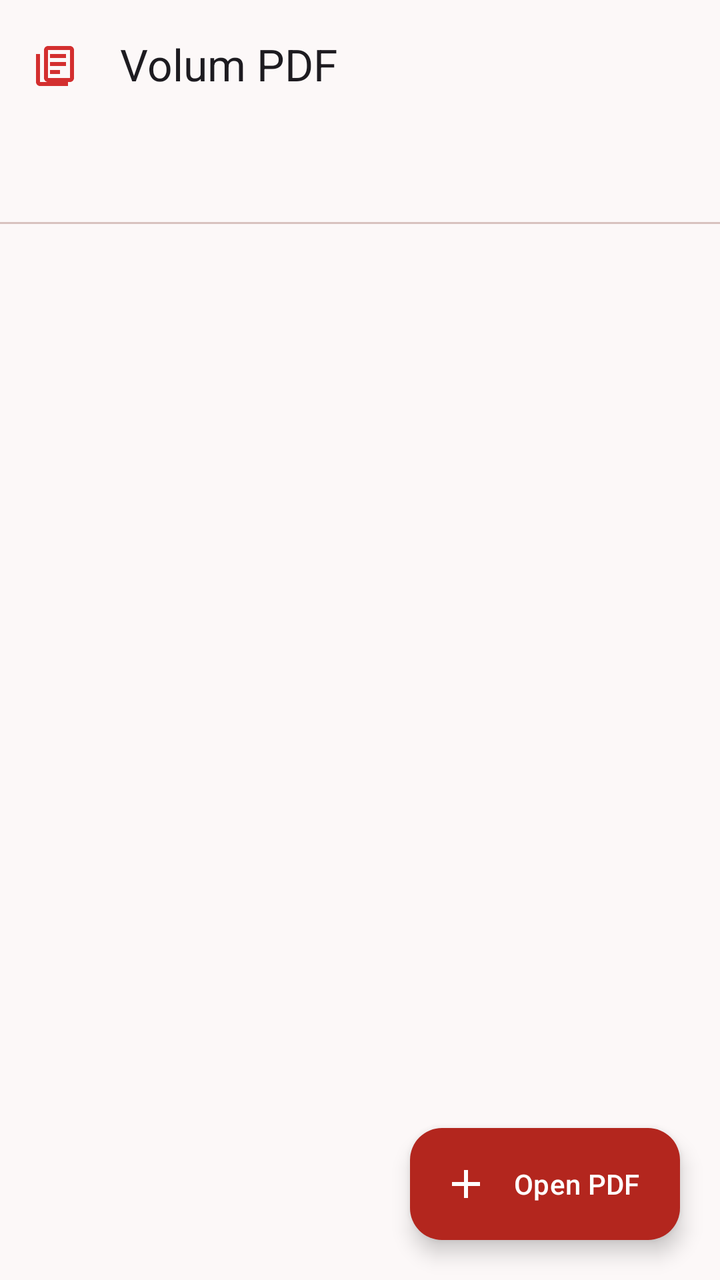
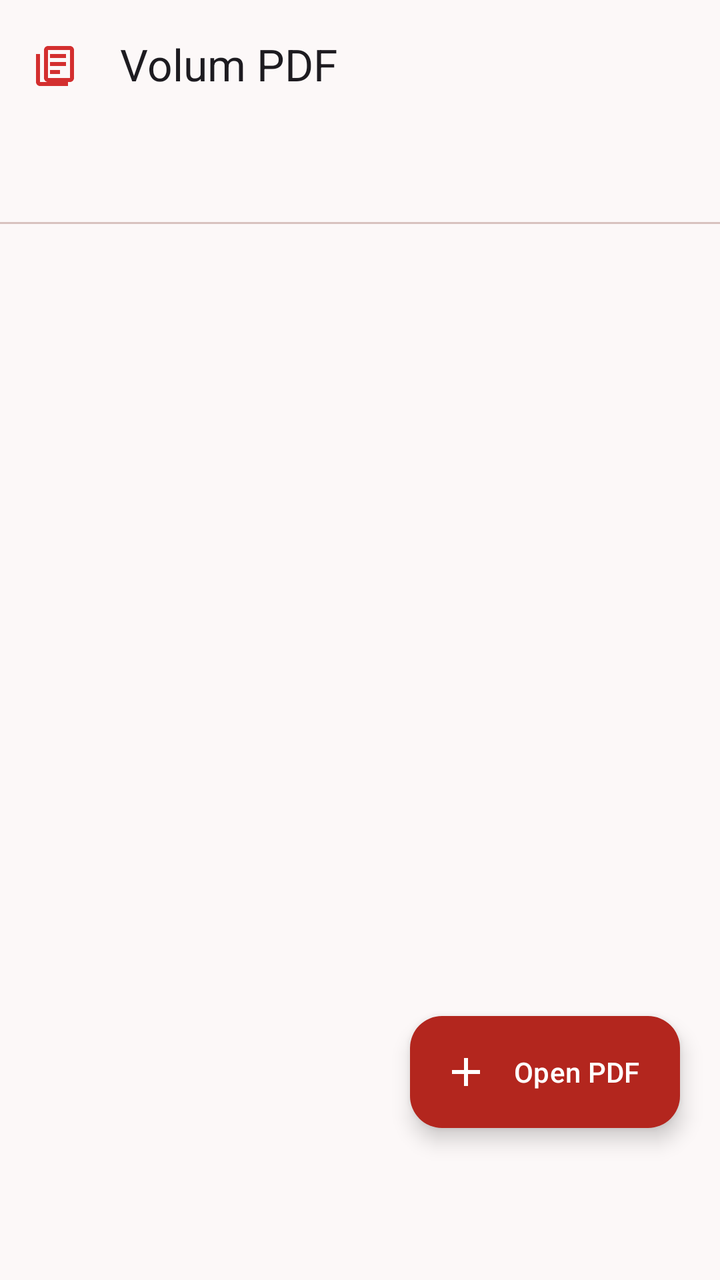

The first picture is an Android layout as it rendered before a commit; the second is the same layout after the commit. The layout source and the unified diff follow.
<!-- AndroidManifest.xml: application theme Theme.VolumPdf -->
<!-- res/layout/activity_main.xml -->
<?xml version="1.0" encoding="utf-8"?>
<androidx.coordinatorlayout.widget.CoordinatorLayout
    xmlns:android="http://schemas.android.com/apk/res/android"
    xmlns:app="http://schemas.android.com/apk/res-auto"
    android:layout_width="match_parent"
    android:layout_height="match_parent"
    android:background="?android:attr/colorBackground">

    <LinearLayout
        android:layout_width="match_parent"
        android:layout_height="match_parent"
        android:orientation="vertical">

        <com.google.android.material.appbar.AppBarLayout
            android:id="@+id/appBarLayout"
            android:layout_width="match_parent"
            android:layout_height="wrap_content"
            android:background="?attr/colorSurface">

            <com.google.android.material.appbar.MaterialToolbar
                android:id="@+id/toolbar"
                android:layout_width="match_parent"
                android:layout_height="?attr/actionBarSize"
                app:title="@string/app_name"
                app:titleTextAppearance="@style/TextAppearance.Material3.TitleLarge"
                app:navigationIcon="@drawable/ic_pdf_document"
                app:navigationIconTint="@color/pdf_badge_color" />

            <com.google.android.material.tabs.TabLayout
                android:id="@+id/tabLayout"
                android:layout_width="match_parent"
                android:layout_height="wrap_content"
                app:tabIndicatorColor="?attr/colorPrimary"
                app:tabSelectedTextColor="?attr/colorPrimary"
                app:tabTextColor="?attr/colorOnSurfaceVariant"
                app:tabMode="fixed" />

        </com.google.android.material.appbar.AppBarLayout>

        <androidx.viewpager2.widget.ViewPager2
            android:id="@+id/viewPager"
            android:layout_width="match_parent"
            android:layout_height="0dp"
            android:layout_weight="1" />

        
        <FrameLayout
            android:id="@+id/bannerContainer"
            android:layout_width="match_parent"
            android:layout_height="wrap_content"
            android:visibility="gone" />

    </LinearLayout>

    <com.google.android.material.floatingactionbutton.ExtendedFloatingActionButton
        android:id="@+id/fabOpenPdf"
        android:layout_width="wrap_content"
        android:layout_height="wrap_content"
        android:layout_gravity="bottom|end"
        android:layout_margin="20dp"
        android:text="@string/action_open_pdf"
        app:icon="@drawable/ic_open_pdf"
        app:backgroundTint="?attr/colorPrimary"
        app:iconTint="?attr/colorOnPrimary"
        android:textColor="?attr/colorOnPrimary" />

</androidx.coordinatorlayout.widget.CoordinatorLayout>
<!-- resources referenced by this layout -->
<resources>
  <color name="pdf_badge_color">#D32F2F</color>
  <!-- drawable ic_open_pdf (drawable) -->
  <?xml version="1.0" encoding="utf-8"?>
  <vector xmlns:android="http://schemas.android.com/apk/res/android"
      android:width="24dp"
      android:height="24dp"
      android:viewportWidth="24"
      android:viewportHeight="24">
      <path
          android:fillColor="@android:color/white"
          android:pathData="M19,13h-6v6h-2v-6H5v-2h6V5h2v6h6v2z"/>
  </vector>
  <!-- drawable ic_pdf_document (drawable) -->
  <?xml version="1.0" encoding="utf-8"?>
  <vector xmlns:android="http://schemas.android.com/apk/res/android"
      android:width="24dp"
      android:height="24dp"
      android:viewportWidth="24"
      android:viewportHeight="24"
      android:tint="?attr/colorControlNormal">
      <path
          android:fillColor="@android:color/white"
          android:pathData="M19,3H8C6.9,3 6,3.9 6,5v14c0,1.1 0.9,2 2,2h11c1.1,0 2,-0.9 2,-2V5C21,3.9 20.1,3 19,3z M19,19H8V5h11V19z M4,7H2v14c0,1.1 0.9,2 2,2h14v-2H4V7z M9,7h8v2H9V7z M9,11h8v2H9V11z M9,15h5v2H9V15z"/>
  </vector>
  <string name="action_open_pdf">Open PDF</string>
  <string name="app_name">Volum PDF</string>
  <color name="md_theme_light_primary">#B3261E</color>
  <color name="md_theme_light_onPrimary">#FFFFFF</color>
  <color name="md_theme_light_primaryContainer">#F9DEDC</color>
  <color name="md_theme_light_onPrimaryContainer">#410E0B</color>
  <color name="md_theme_light_secondary">#775652</color>
  <color name="md_theme_light_onSecondary">#FFFFFF</color>
  <color name="md_theme_light_secondaryContainer">#FFDAD6</color>
  <color name="md_theme_light_onSecondaryContainer">#2C1512</color>
  <color name="md_theme_light_tertiary">#715B2E</color>
  <color name="md_theme_light_onTertiary">#FFFFFF</color>
  <color name="md_theme_light_tertiaryContainer">#FDE0A6</color>
  <color name="md_theme_light_onTertiaryContainer">#261900</color>
  <color name="md_theme_light_error">#BA1A1A</color>
  <color name="md_theme_light_onError">#FFFFFF</color>
  <color name="md_theme_light_errorContainer">#FFDAD6</color>
  <color name="md_theme_light_onErrorContainer">#410002</color>
  <color name="md_theme_light_background">#FCF8F8</color>
  <color name="md_theme_light_onBackground">#201A1A</color>
  <color name="md_theme_light_surface">#FCF8F8</color>
  <color name="md_theme_light_onSurface">#201A1A</color>
  <color name="md_theme_light_surfaceVariant">#F4DDDB</color>
  <color name="md_theme_light_onSurfaceVariant">#534342</color>
  <color name="md_theme_light_outline">#857371</color>
  <color name="md_theme_light_outlineVariant">#D8C2BF</color>
  <!-- unchanged entries left out for length: 1 -->
</resources>

<!-- the commit's change to res/layout/activity_main.xml (unified diff, before → after) -->
@@ -57,7 +57,8 @@
         android:layout_width="wrap_content"
         android:layout_height="wrap_content"
         android:layout_gravity="bottom|end"
-        android:layout_margin="20dp"
+        android:layout_marginEnd="20dp"
+        android:layout_marginBottom="76dp"
         android:text="@string/action_open_pdf"
         app:icon="@drawable/ic_open_pdf"
         app:backgroundTint="?attr/colorPrimary"
